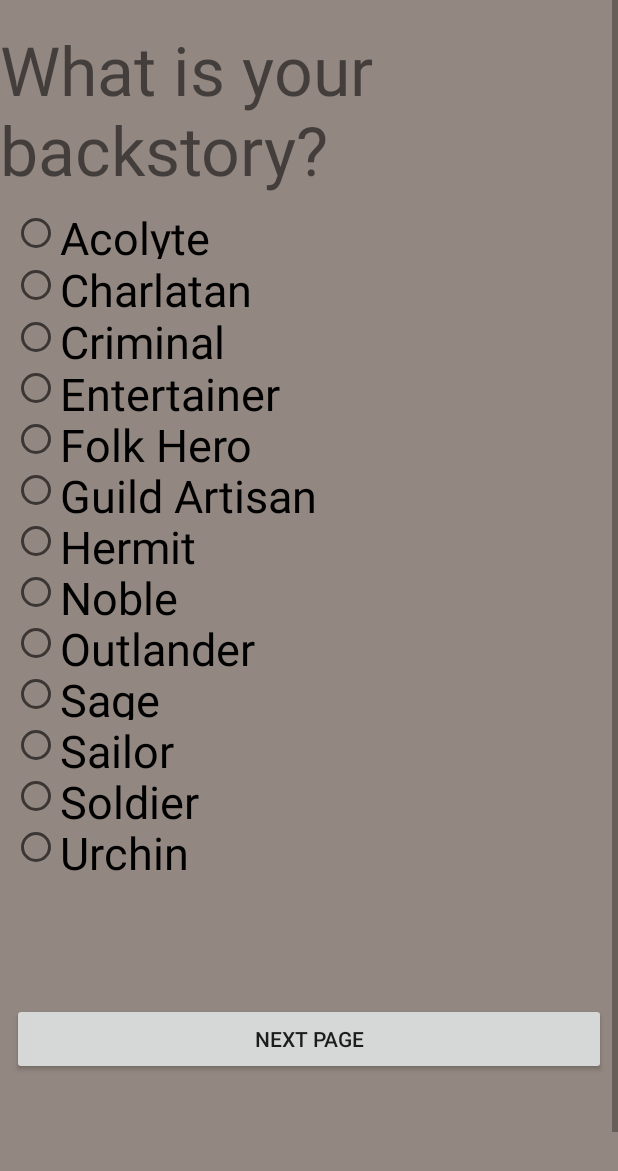
After one commit to jontorregano/401CharacterSheetBuilder, an Android app: the layout activity_dnd_page5.xml on its own in the app's theme, with its tools: preview values and no code run, on a phone screen of 412 x 824 dp. The commit adds this screen. Shown: the top 1171 px of the screen. Run offline under Robolectric (Android 15) with nearby library versions, the phone set to English and light mode, and no system bars.

Commit message:
Add files via upload
add backstory

```diff
--- /dev/null
+++ b/app/src/main/res/layout/activity_dnd_page5.xml
@@ -0,0 +1,190 @@
+<?xml version="1.0" encoding="utf-8"?>
+<ScrollView
+        xmlns:android="http://schemas.android.com/apk/res/android"
+        xmlns:app="http://schemas.android.com/apk/res-auto"
+        xmlns:tools="http://schemas.android.com/tools"
+        android:layout_width="match_parent"
+        android:layout_height="match_parent"
+        android:background="@color/colorBackground"
+        tools:context=".dndPage5Activity">
+    <android.support.constraint.ConstraintLayout
+            android:layout_width="wrap_content"
+            android:layout_height="wrap_content" android:minHeight="900dp">
+        <Button
+                android:id="@+id/btnNextAlignmentPage"
+                android:layout_width="0dp"
+                android:layout_height="48dp"
+                android:layout_marginEnd="8dp"
+                android:text="@string/next_page"
+                android:onClick="dndPageNext"
+                app:layout_constraintEnd_toEndOf="parent"
+                app:layout_constraintStart_toStartOf="parent"
+                android:layout_marginStart="8dp" app:layout_constraintHorizontal_bias="1.0"
+                android:layout_marginTop="40dp" app:layout_constraintTop_toBottomOf="@+id/dndBackstoryDesc"/>
+        <TextView
+                android:text="What is your backstory?"
+                android:layout_width="wrap_content"
+                android:layout_height="wrap_content"
+                android:id="@+id/charClass" android:textSize="45sp"
+                android:layout_marginTop="16dp" app:layout_constraintTop_toTopOf="parent"
+                android:layout_marginStart="8dp"
+                app:layout_constraintStart_toStartOf="parent" android:layout_marginEnd="8dp"
+                app:layout_constraintEnd_toEndOf="parent"/>
+        <RadioGroup
+                android:layout_width="322dp"
+                android:layout_height="444dp"
+                android:layout_marginTop="8dp"
+                app:layout_constraintTop_toBottomOf="@+id/charClass" app:layout_constraintStart_toStartOf="parent"
+                android:layout_marginStart="8dp"
+                android:id="@+id/radioGroupAlignment">
+
+            <RadioButton
+                    android:id="@+id/dndAcolyte"
+                    android:layout_width="match_parent"
+                    android:layout_height="wrap_content"
+                    android:layout_weight="1"
+                    android:onClick="backstoryCheck"
+                    android:text="Acolyte"
+                    android:textAlignment="textStart"
+                    android:textSize="30sp"/>
+
+            <RadioButton
+                    android:id="@+id/dndCharlatan"
+                    android:layout_width="match_parent"
+                    android:layout_height="wrap_content"
+                    android:layout_weight="1"
+                    android:onClick="backstoryCheck"
+                    android:text="Charlatan"
+                    android:textAlignment="textStart"
+                    android:textSize="30sp"/>
+
+            <RadioButton
+                    android:id="@+id/dndCriminal"
+                    android:layout_width="match_parent"
+                    android:layout_height="wrap_content"
+                    android:layout_weight="1"
+                    android:onClick="backstoryCheck"
+                    android:text="Criminal"
+                    android:textAlignment="textStart"
+                    android:textSize="30sp"/>
+
+            <RadioButton
+                    android:id="@+id/dndEntertainer"
+                    android:layout_width="match_parent"
+                    android:layout_height="wrap_content"
+                    android:layout_weight="1"
+                    android:onClick="backstoryCheck"
+                    android:text="Entertainer"
+                    android:textAlignment="textStart"
+                    android:textSize="30sp"/>
+
+            <RadioButton
+                    android:id="@+id/dndFolkhero"
+                    android:layout_width="match_parent"
+                    android:layout_height="wrap_content"
+                    android:layout_weight="1"
+                    android:onClick="backstoryCheck"
+                    android:text="Folk Hero"
+                    android:textAlignment="textStart"
+                    android:textSize="30sp"/>
+
+            <RadioButton
+                    android:id="@+id/dndGuildartisan"
+                    android:layout_width="match_parent"
+                    android:layout_height="wrap_content"
+                    android:layout_weight="1"
+                    android:onClick="backstoryCheck"
+                    android:text="Guild Artisan"
+                    android:textAlignment="textStart"
+                    android:textSize="30sp"/>
+
+            <RadioButton
+                    android:id="@+id/dndHermit"
+                    android:layout_width="match_parent"
+                    android:layout_height="wrap_content"
+                    android:layout_weight="1"
+                    android:onClick="backstoryCheck"
+                    android:text="Hermit"
+                    android:textAlignment="textStart"
+                    android:textSize="30sp"/>
+
+            <RadioButton
+                    android:id="@+id/dndNoble"
+                    android:layout_width="match_parent"
+                    android:layout_height="wrap_content"
+                    android:layout_weight="1"
+                    android:onClick="backstoryCheck"
+                    android:text="Noble"
+                    android:textAlignment="textStart"
+                    android:textSize="30sp"/>
+
+            <RadioButton
+                    android:id="@+id/dndOutlander"
+                    android:layout_width="match_parent"
+                    android:layout_height="wrap_content"
+                    android:layout_weight="1"
+                    android:onClick="backstoryCheck"
+                    android:text="Outlander"
+                    android:textAlignment="textStart"
+                    android:textSize="30sp"/>
+            <RadioButton
+                android:id="@+id/dndSage"
+                android:layout_width="match_parent"
+                android:layout_height="wrap_content"
+                android:layout_weight="1"
+                android:onClick="backstoryCheck"
+                android:text="Sage"
+                android:textAlignment="textStart"
+                android:textSize="30sp"/>
+            <RadioButton
+                android:id="@+id/dndSailor"
+                android:layout_width="match_parent"
+                android:layout_height="wrap_content"
+                android:layout_weight="1"
+                android:onClick="backstoryCheck"
+                android:text="Sailor"
+                android:textAlignment="textStart"
+                android:textSize="30sp"/>
+            <RadioButton
+                android:id="@+id/dndSoldier"
+                android:layout_width="match_parent"
+                android:layout_height="wrap_content"
+                android:layout_weight="1"
+                android:onClick="backstoryCheck"
+                android:text="Soldier"
+                android:textAlignment="textStart"
+                android:textSize="30sp"/>
+            <RadioButton
+                android:id="@+id/dndUrchin"
+                android:layout_width="match_parent"
+                android:layout_height="wrap_content"
+                android:layout_weight="1"
+                android:onClick="backstoryCheck"
+                android:text="Urchin"
+                android:textAlignment="textStart"
+                android:textSize="30sp"/>
+        </RadioGroup>
+        <TextView
+                android:id="@+id/dndBackstoryDesc"
+                android:layout_width="wrap_content"
+                android:layout_height="wrap_content"
+                android:layout_marginStart="8dp"
+                android:layout_marginTop="12dp"
+                android:layout_marginEnd="8dp"
+                android:textAlignment="center"
+                android:textSize="25sp"
+                app:layout_constraintEnd_toEndOf="parent"
+                app:layout_constraintStart_toStartOf="parent"
+                app:layout_constraintTop_toBottomOf="@+id/radioGroupAlignment"/>
+        <TextView
+                android:id="@+id/dndBackstory"
+                android:layout_width="wrap_content"
+                android:layout_height="wrap_content"
+                android:layout_marginTop="8dp"
+                android:layout_marginEnd="8dp"
+                android:layout_marginBottom="8dp"
+                android:textAlignment="center"
+                android:visibility="gone"
+                app:layout_constraintBottom_toBottomOf="parent"/>
+    </android.support.constraint.ConstraintLayout>
+</ScrollView>
--- a/app/src/main/res/layout/activity_dnd_play.xml
+++ b/app/src/main/res/layout/activity_dnd_play.xml
@@ -37,8 +37,26 @@
                 android:textSize="38sp"
                 app:layout_constraintStart_toEndOf="@+id/txtClass"
                 android:layout_marginStart="8dp" android:layout_marginTop="8dp"
-                app:layout_constraintTop_toBottomOf="@+id/dndPlayHeader" android:layout_marginEnd="8dp"
-                app:layout_constraintEnd_toEndOf="parent" app:layout_constraintHorizontal_bias="1.0"/>
+                app:layout_constraintTop_toBottomOf="@+id/dndPlayHeader"
+                android:layout_marginEnd="8dp" app:layout_constraintEnd_toEndOf="parent"
+                app:layout_constraintHorizontal_bias="1.0"/>
+        <TextView
+                android:text="Backstory: "
+                android:layout_width="wrap_content"
+                android:layout_height="wrap_content"
+                android:id="@+id/txtBackstory"
+                app:layout_constraintStart_toStartOf="parent"
+                android:textSize="38sp" android:textAlignment="viewStart"
+                android:layout_marginStart="4dp" android:layout_marginTop="8dp"
+                app:layout_constraintTop_toBottomOf="@+id/dndAlignment"/>
+        <TextView
+                android:text="dndBackstory"
+                android:layout_width="255dp"
+                android:layout_height="52dp"
+                android:id="@+id/dndBackstory"
+                android:textSize="38sp"
+                tools:layout_editor_absoluteX="5dp" android:layout_marginTop="8dp"
+                app:layout_constraintTop_toBottomOf="@+id/txtBackstory"/>
         <TextView
                 android:text="Race: "
                 android:layout_width="wrap_content"
@@ -46,19 +64,17 @@
                 android:id="@+id/txtRace"
                 app:layout_constraintStart_toStartOf="parent"
                 android:textSize="38sp" android:textAlignment="viewStart"
-                android:layout_marginStart="8dp"
-                android:layout_marginTop="8dp"
-                app:layout_constraintTop_toBottomOf="@+id/txtAlignment"
-        />
+                android:layout_marginStart="4dp"
+                android:layout_marginTop="8dp" app:layout_constraintTop_toBottomOf="@+id/dndBackstory"/>
         <TextView
                 android:text="dndRace"
                 android:layout_width="wrap_content"
                 android:layout_height="wrap_content"
                 android:id="@+id/dndRace"
                 android:textSize="38sp"
-                android:layout_marginTop="8dp" app:layout_constraintTop_toBottomOf="@+id/dndAlignment"
+                app:layout_constraintStart_toEndOf="@+id/txtRace" android:layout_marginStart="84dp"
+                android:layout_marginTop="8dp" app:layout_constraintTop_toBottomOf="@+id/dndBackstory"
                 android:layout_marginEnd="8dp" app:layout_constraintEnd_toEndOf="parent"
-                app:layout_constraintStart_toEndOf="@+id/txtRace" android:layout_marginStart="8dp"
                 app:layout_constraintHorizontal_bias="1.0"/>
         <TextView
                 android:text="Alignment: "
@@ -74,19 +90,18 @@
                 android:layout_width="wrap_content"
                 android:layout_height="wrap_content"
                 android:id="@+id/dndAlignment"
-                app:layout_constraintEnd_toEndOf="parent"
                 android:textSize="38sp"
-                android:layout_marginTop="8dp" app:layout_constraintTop_toBottomOf="@+id/dndClass"
-                app:layout_constraintStart_toEndOf="@+id/txtAlignment" android:layout_marginStart="8dp"
-                app:layout_constraintHorizontal_bias="1.0"/>
+                app:layout_constraintTop_toBottomOf="@+id/dndClass"
+                android:layout_marginTop="68dp" android:layout_marginStart="8dp"
+                app:layout_constraintStart_toStartOf="parent"/>
         <TextView
-                android:text="Character's Health: "
+                android:text="Hit Points: "
                 android:layout_width="wrap_content"
                 android:layout_height="55dp"
                 android:id="@+id/txtHealth"
                 app:layout_constraintStart_toStartOf="parent"
                 android:layout_marginStart="8dp" android:textSize="38sp" android:textAlignment="viewStart"
-                android:layout_marginTop="8dp" app:layout_constraintTop_toBottomOf="@+id/txtRace"/>
+                app:layout_constraintTop_toBottomOf="@+id/txtRace"/>
         <TextView
                 android:text="Armor Class:"
                 android:layout_width="wrap_content"
@@ -108,7 +123,7 @@
         />
         <TextView
                 android:text="Strength:"
-                android:layout_width="wrap_content"
+                android:layout_width="140dp"
                 android:layout_height="wrap_content"
                 android:id="@+id/sheetStrength" android:textSize="25sp"
                 app:layout_constraintTop_toBottomOf="@+id/dndAbilityHeader"
@@ -116,8 +131,8 @@
                 android:layout_marginTop="8dp" android:textAlignment="viewStart"/>
         <TextView
                 android:text="Dexterity:"
-                android:layout_width="wrap_content"
-                android:layout_height="wrap_content"
+                android:layout_width="139dp"
+                android:layout_height="36dp"
                 android:id="@+id/sheetDex" android:textSize="25sp"
                 android:layout_marginTop="8dp" app:layout_constraintTop_toBottomOf="@+id/sheetStrength"
                 android:layout_marginStart="8dp" app:layout_constraintStart_toStartOf="parent"
@@ -132,7 +147,7 @@
                 android:textAlignment="viewStart"/>
         <TextView
                 android:text="Intelligence:"
-                android:layout_width="wrap_content"
+                android:layout_width="138dp"
                 android:layout_height="wrap_content"
                 android:id="@+id/sheetInt" android:textSize="25sp"
                 android:layout_marginTop="8dp" app:layout_constraintTop_toBottomOf="@+id/sheetCon"
@@ -140,15 +155,15 @@
                 android:textAlignment="viewStart"/>
         <TextView
                 android:text="Wisdom:"
-                android:layout_width="wrap_content"
+                android:layout_width="146dp"
                 android:layout_height="wrap_content"
                 android:id="@+id/sheetWis" android:textSize="25sp"
-                android:layout_marginTop="8dp" app:layout_constraintTop_toBottomOf="@+id/sheetInt"
-                app:layout_constraintStart_toStartOf="parent" android:layout_marginStart="8dp"
-                android:textAlignment="viewStart"/>
+                app:layout_constraintTop_toBottomOf="@+id/sheetInt"
+                app:layout_constraintStart_toStartOf="parent" android:layout_marginStart="4dp"
+                android:textAlignment="viewStart" android:layout_marginTop="8dp"/>
         <TextView
                 android:text="Charisma:"
-                android:layout_width="wrap_content"
+                android:layout_width="142dp"
                 android:layout_height="wrap_content"
                 android:id="@+id/sheetCha" android:textSize="25sp"
                 android:layout_marginTop="8dp" app:layout_constraintTop_toBottomOf="@+id/sheetWis"
@@ -231,11 +246,13 @@
                 android:text="dndChaScore"
                 android:layout_width="wrap_content"
                 android:layout_height="wrap_content"
-                android:id="@+id/dndChaScore" app:layout_constraintStart_toEndOf="@+id/sheetCha"
-                android:layout_marginStart="8dp"
-                android:layout_marginTop="8dp" app:layout_constraintTop_toBottomOf="@+id/dndWisScore"
-                android:textSize="25sp" android:textAlignment="center" android:layout_marginEnd="8dp"
-                app:layout_constraintEnd_toStartOf="@+id/dndChaMod"/>
+                android:id="@+id/dndChaScore"
+                app:layout_constraintTop_toBottomOf="@+id/dndWisScore"
+                android:textSize="25sp" android:textAlignment="center"
+                app:layout_constraintEnd_toStartOf="@+id/dndChaMod"
+                android:layout_marginTop="8dp" android:layout_marginEnd="4dp"
+                app:layout_constraintStart_toEndOf="@+id/sheetCha" android:layout_marginStart="8dp"
+                app:layout_constraintHorizontal_bias="0.528"/>
         <TextView
                 android:text="dndIntMod"
                 android:layout_width="wrap_content"
@@ -263,15 +280,15 @@
                 android:textSize="25sp" android:textAlignment="viewEnd"/>
         <TextView
                 android:text="Ability Name"
-                android:layout_width="0dp"
-                android:layout_height="wrap_content"
+                android:layout_width="181dp"
+                android:layout_height="42dp"
                 android:id="@+id/dndAbilityHeader" app:layout_constraintStart_toStartOf="parent"
                 android:layout_marginStart="8dp"
                 android:textStyle="bold" android:textSize="30sp" android:layout_marginTop="8dp"
                 app:layout_constraintTop_toBottomOf="@+id/txtArmor" android:textAlignment="viewStart"/>
         <TextView
                 android:text="Score"
-                android:layout_width="wrap_content"
+                android:layout_width="91dp"
                 android:layout_height="wrap_content"
                 android:id="@+id/dndAbilityScore" android:textSize="30sp"
                 android:textStyle="bold"
@@ -294,9 +311,9 @@
                 android:id="@+id/dndHealth"
                 app:layout_constraintEnd_toEndOf="parent"
                 android:textSize="38sp"
-                android:layout_marginTop="8dp" app:layout_constraintTop_toBottomOf="@+id/dndRace"
+                android:layout_marginTop="4dp" app:layout_constraintTop_toBottomOf="@+id/dndRace"
                 android:layout_marginEnd="8dp" app:layout_constraintStart_toEndOf="@+id/txtHealth"
-                android:layout_marginStart="8dp"/>
+                android:layout_marginStart="8dp" app:layout_constraintHorizontal_bias="1.0"/>
         <Button
                 android:id="@+id/btnSubmit"
                 android:layout_width="0dp"
```
